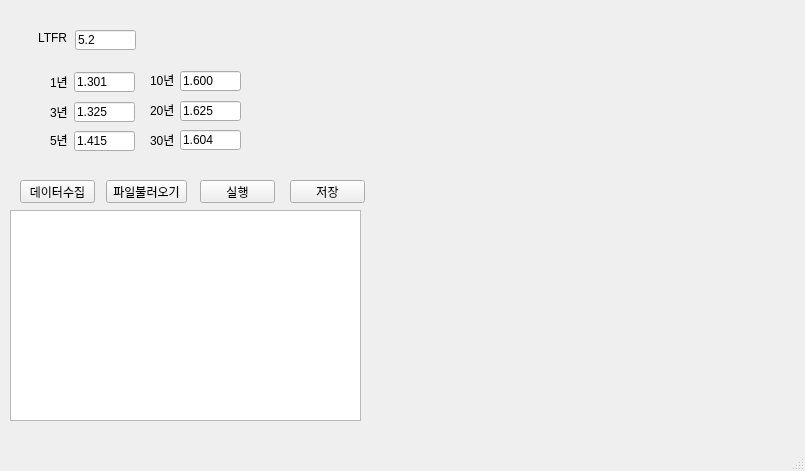
Old version of the form ui/dbesg.ui in the repository actuarial-tools/dbesg.
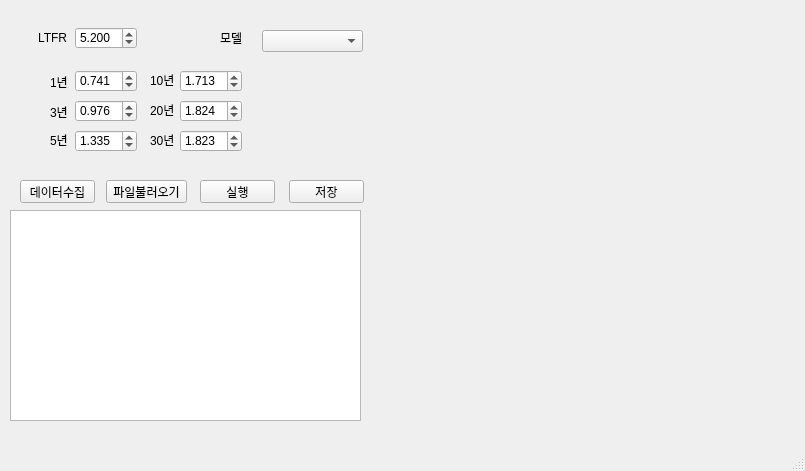
New version of the form.

What changed in the file:
```diff
--- a/ui/dbesg.ui
+++ b/ui/dbesg.ui
@@ -27,19 +27,6 @@
      <string>LTFR</string>
     </property>
    </widget>
-   <widget class="QLineEdit" name="ltfr">
-    <property name="geometry">
-     <rect>
-      <x>75</x>
-      <y>30</y>
-      <width>61</width>
-      <height>20</height>
-     </rect>
-    </property>
-    <property name="text">
-     <string>5.2</string>
-    </property>
-   </widget>
    <widget class="QLabel" name="label_2">
     <property name="geometry">
      <rect>
@@ -118,84 +105,6 @@
      <string>30년</string>
     </property>
    </widget>
-   <widget class="QLineEdit" name="yr1">
-    <property name="geometry">
-     <rect>
-      <x>74</x>
-      <y>72</y>
-      <width>61</width>
-      <height>20</height>
-     </rect>
-    </property>
-    <property name="text">
-     <string>1.301</string>
-    </property>
-   </widget>
-   <widget class="QLineEdit" name="yr3">
-    <property name="geometry">
-     <rect>
-      <x>74</x>
-      <y>102</y>
-      <width>61</width>
-      <height>20</height>
-     </rect>
-    </property>
-    <property name="text">
-     <string>1.325</string>
-    </property>
-   </widget>
-   <widget class="QLineEdit" name="yr5">
-    <property name="geometry">
-     <rect>
-      <x>74</x>
-      <y>131</y>
-      <width>61</width>
-      <height>20</height>
-     </rect>
-    </property>
-    <property name="text">
-     <string>1.415</string>
-    </property>
-   </widget>
-   <widget class="QLineEdit" name="yr20">
-    <property name="geometry">
-     <rect>
-      <x>180</x>
-      <y>101</y>
-      <width>61</width>
-      <height>20</height>
-     </rect>
-    </property>
-    <property name="text">
-     <string>1.625</string>
-    </property>
-   </widget>
-   <widget class="QLineEdit" name="yr10">
-    <property name="geometry">
-     <rect>
-      <x>180</x>
-      <y>71</y>
-      <width>61</width>
-      <height>20</height>
-     </rect>
-    </property>
-    <property name="text">
-     <string>1.600</string>
-    </property>
-   </widget>
-   <widget class="QLineEdit" name="yr30">
-    <property name="geometry">
-     <rect>
-      <x>180</x>
-      <y>130</y>
-      <width>61</width>
-      <height>20</height>
-     </rect>
-    </property>
-    <property name="text">
-     <string>1.604</string>
-    </property>
-   </widget>
    <widget class="QPushButton" name="btn_run">
     <property name="geometry">
      <rect>
@@ -212,7 +121,7 @@
    <widget class="QPushButton" name="btn_save">
     <property name="geometry">
      <rect>
-      <x>290</x>
+      <x>289</x>
       <y>180</y>
       <width>75</width>
       <height>23</height>
@@ -258,13 +167,169 @@
      </rect>
     </property>
    </widget>
+   <widget class="QComboBox" name="model">
+    <property name="geometry">
+     <rect>
+      <x>262</x>
+      <y>30</y>
+      <width>101</width>
+      <height>22</height>
+     </rect>
+    </property>
+   </widget>
+   <widget class="QLabel" name="label_8">
+    <property name="geometry">
+     <rect>
+      <x>220</x>
+      <y>30</y>
+      <width>31</width>
+      <height>16</height>
+     </rect>
+    </property>
+    <property name="text">
+     <string>모델</string>
+    </property>
+   </widget>
+   <widget class="QDoubleSpinBox" name="yr1">
+    <property name="geometry">
+     <rect>
+      <x>75</x>
+      <y>70</y>
+      <width>62</width>
+      <height>22</height>
+     </rect>
+    </property>
+    <property name="decimals">
+     <number>3</number>
+    </property>
+    <property name="singleStep">
+     <double>0.010000000000000</double>
+    </property>
+    <property name="value">
+     <double>0.741000000000000</double>
+    </property>
+   </widget>
+   <widget class="QDoubleSpinBox" name="yr3">
+    <property name="geometry">
+     <rect>
+      <x>75</x>
+      <y>100</y>
+      <width>62</width>
+      <height>22</height>
+     </rect>
+    </property>
+    <property name="decimals">
+     <number>3</number>
+    </property>
+    <property name="singleStep">
+     <double>0.010000000000000</double>
+    </property>
+    <property name="value">
+     <double>0.976000000000000</double>
+    </property>
+   </widget>
+   <widget class="QDoubleSpinBox" name="yr30">
+    <property name="geometry">
+     <rect>
+      <x>180</x>
+      <y>130</y>
+      <width>62</width>
+      <height>22</height>
+     </rect>
+    </property>
+    <property name="decimals">
+     <number>3</number>
+    </property>
+    <property name="singleStep">
+     <double>0.010000000000000</double>
+    </property>
+    <property name="value">
+     <double>1.823000000000000</double>
+    </property>
+   </widget>
+   <widget class="QDoubleSpinBox" name="yr20">
+    <property name="geometry">
+     <rect>
+      <x>180</x>
+      <y>100</y>
+      <width>62</width>
+      <height>22</height>
+     </rect>
+    </property>
+    <property name="decimals">
+     <number>3</number>
+    </property>
+    <property name="singleStep">
+     <double>0.010000000000000</double>
+    </property>
+    <property name="value">
+     <double>1.824000000000000</double>
+    </property>
+   </widget>
+   <widget class="QDoubleSpinBox" name="yr10">
+    <property name="geometry">
+     <rect>
+      <x>180</x>
+      <y>70</y>
+      <width>62</width>
+      <height>22</height>
+     </rect>
+    </property>
+    <property name="decimals">
+     <number>3</number>
+    </property>
+    <property name="singleStep">
+     <double>0.010000000000000</double>
+    </property>
+    <property name="value">
+     <double>1.713000000000000</double>
+    </property>
+   </widget>
+   <widget class="QDoubleSpinBox" name="yr5">
+    <property name="geometry">
+     <rect>
+      <x>75</x>
+      <y>130</y>
+      <width>62</width>
+      <height>22</height>
+     </rect>
+    </property>
+    <property name="decimals">
+     <number>3</number>
+    </property>
+    <property name="singleStep">
+     <double>0.010000000000000</double>
+    </property>
+    <property name="value">
+     <double>1.335000000000000</double>
+    </property>
+   </widget>
+   <widget class="QDoubleSpinBox" name="ltfr">
+    <property name="geometry">
+     <rect>
+      <x>75</x>
+      <y>27</y>
+      <width>62</width>
+      <height>22</height>
+     </rect>
+    </property>
+    <property name="decimals">
+     <number>3</number>
+    </property>
+    <property name="singleStep">
+     <double>0.001000000000000</double>
+    </property>
+    <property name="value">
+     <double>5.200000000000000</double>
+    </property>
+   </widget>
    <widget class="QLabel" name="img_spot">
     <property name="geometry">
      <rect>
-      <x>380</x>
-      <y>10</y>
-      <width>411</width>
-      <height>411</height>
+      <x>370</x>
+      <y>0</y>
+      <width>431</width>
+      <height>421</height>
      </rect>
     </property>
     <property name="text">
```
